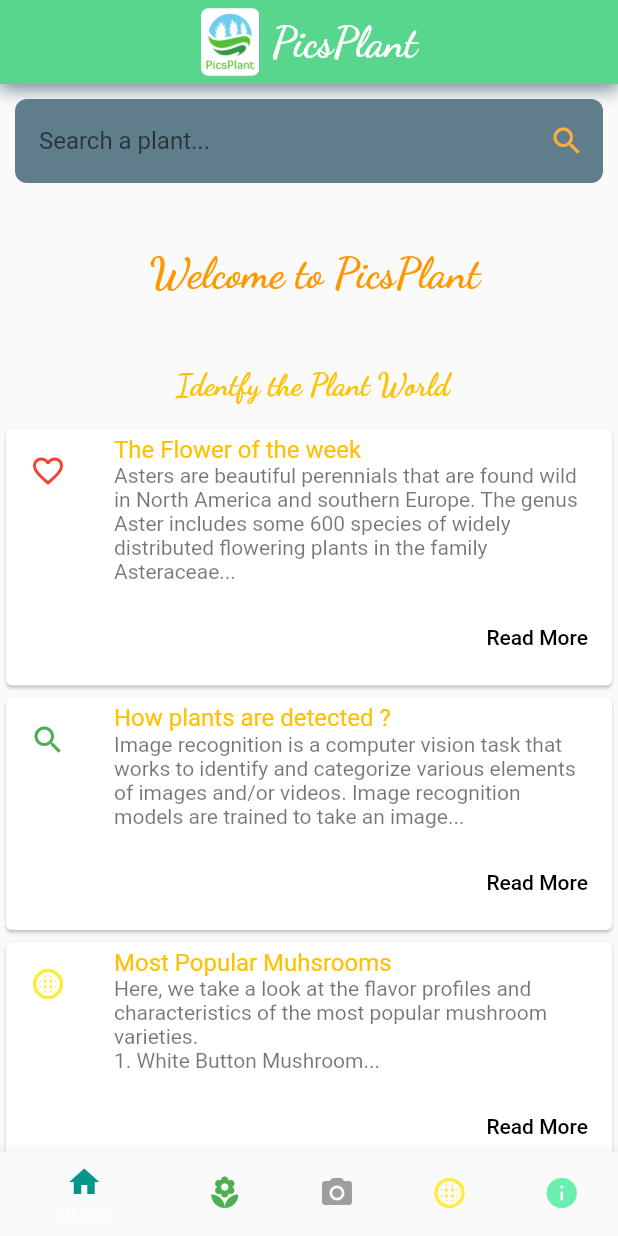
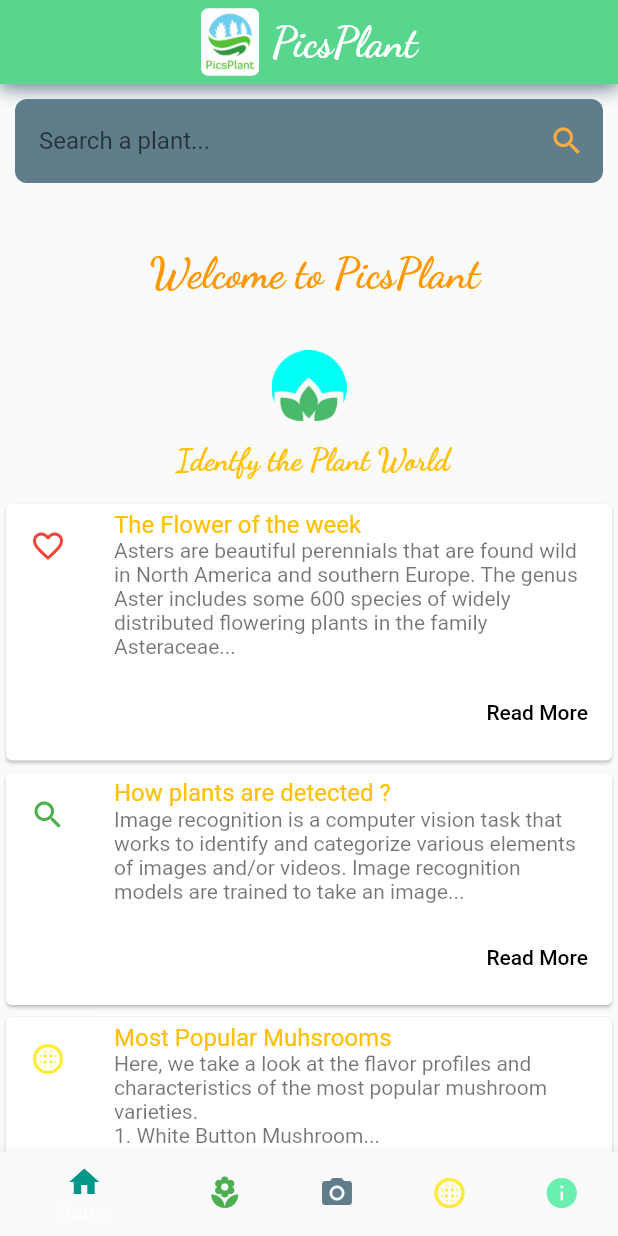
Before and after one commit to akrammustafa/PicsPlant, a Flutter app: the screen it shows after launch, on a phone screen of 412 x 824 dp. Run offline on Flutter 3.47's test engine with Material 2 defaults, Android fonts, the light colour scheme and no system bars; our stand-ins replace google_fonts, image_picker, universal_io; missing offline and left inert: tflite.

Commit message:
mainlogo added for home page-betweeen welcome

```diff
--- a/lib/main.dart
+++ b/lib/main.dart
@@ -96,7 +96,7 @@ class _MyStatefulWidgetState extends State<MyStatefulWidget> {
 
             ),
             BottomNavigationBarItem(
-              icon: Icon(Icons.camera_alt),
+              icon: Icon(Icons.camera_alt,color: Colors.blueGrey,),
               title: Text('Camera'),
             ),
             BottomNavigationBarItem(
--- a/lib/pages/home_page.dart
+++ b/lib/pages/home_page.dart
@@ -62,15 +62,16 @@ class _HomeState extends State<HomePage> {
           ),
               Container(
           height: 100,
-          child:
-        Center(child:
+          child: Center(child:
                Text(" Welcome to PicsPlant",style: GoogleFonts.dancingScript(
                textStyle: TextStyle(
                 color: Colors.orange,
                 fontSize: 28,
                    fontWeight: FontWeight.bold)),),
             ),),
-              Container(
+      Center(child:Image.asset('assets/images/mainlogo.png',height: 50,width: 50,)),
+
+      Container(
           height: 50,
           child:Center(child:
           Text(" Identfy the Plant World",style: GoogleFonts.dancingScript(
```
Also changed, not shown: assets/images/mainlogo.png (added).
